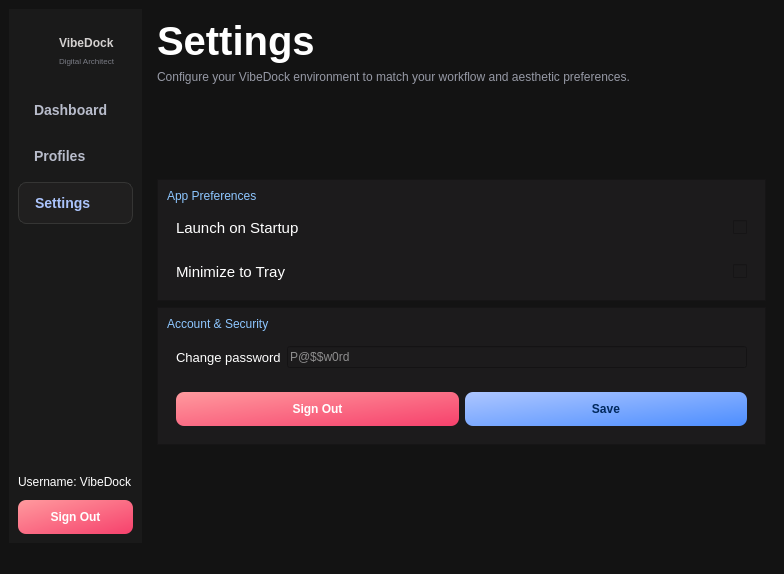
2012hhh2012/final-app-project, file settings.ui: the form before one commit.
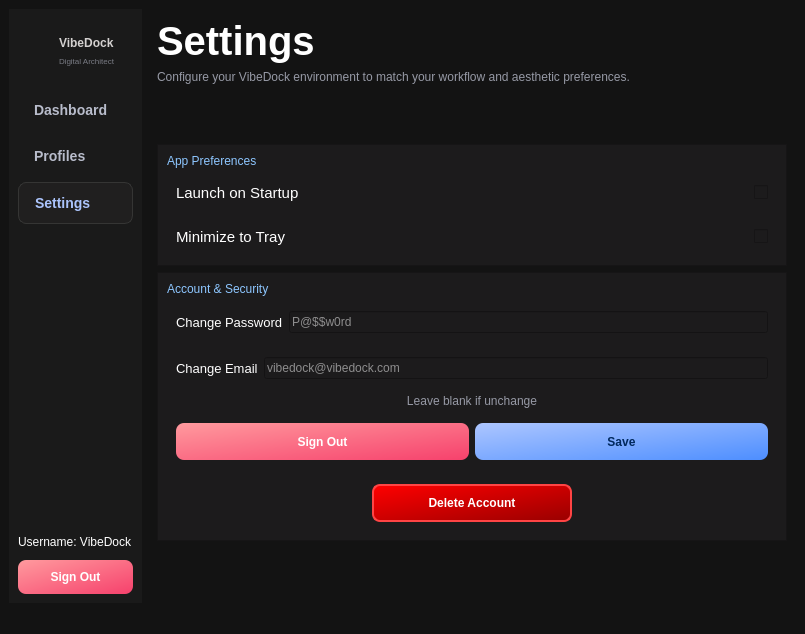
The form after the commit. Icons and pictures are not drawn.

Commit message: fix UserManager shared object

What changed in the file:
```diff
--- a/settings.ui
+++ b/settings.ui
@@ -6,8 +6,8 @@
    <rect>
     <x>0</x>
     <y>0</y>
-    <width>784</width>
-    <height>574</height>
+    <width>805</width>
+    <height>634</height>
    </rect>
   </property>
   <property name="windowTitle">
@@ -447,7 +447,7 @@
                 <string notr="true">color: white;</string>
                </property>
                <property name="text">
-                <string>Change password</string>
+                <string>Change Password</string>
                </property>
               </widget>
              </item>
@@ -464,11 +464,61 @@
             </layout>
            </widget>
           </item>
+          <item>
+           <widget class="QWidget" name="widget_9" native="true">
+            <layout class="QHBoxLayout" name="horizontalLayout_7">
+             <item>
+              <widget class="QLabel" name="label_16">
+               <property name="font">
+                <font>
+                 <pointsize>10</pointsize>
+                </font>
+               </property>
+               <property name="styleSheet">
+                <string notr="true">color: white;</string>
+               </property>
+               <property name="text">
+                <string>Change Email</string>
+               </property>
+              </widget>
+             </item>
+             <item>
+              <widget class="QLineEdit" name="linePassword_2">
+               <property name="styleSheet">
+                <string notr="true">color: white;</string>
+               </property>
+               <property name="placeholderText">
+                <string>vibedock@vibedock.com</string>
+               </property>
+              </widget>
+             </item>
+            </layout>
+           </widget>
+          </item>
+          <item>
+           <widget class="QLabel" name="label_9">
+            <property name="styleSheet">
+             <string notr="true">color: #9699a5;</string>
+            </property>
+            <property name="text">
+             <string>Leave blank if unchange</string>
+            </property>
+            <property name="alignment">
+             <set>Qt::AlignCenter</set>
+            </property>
+           </widget>
+          </item>
           <item>
            <widget class="QWidget" name="widget_4" native="true">
             <layout class="QHBoxLayout" name="horizontalLayout_2">
              <item>
               <widget class="QPushButton" name="btnSignOut">
+               <property name="minimumSize">
+                <size>
+                 <width>0</width>
+                 <height>37</height>
+                </size>
+               </property>
                <property name="styleSheet">
                 <string notr="true">QPushButton {
     background: qlineargradient(x1:0, y1:0, x2:1, y2:1, stop:0 #ff9a9e, stop:1 #f6416c);
@@ -495,6 +545,12 @@
              </item>
              <item>
               <widget class="QPushButton" name="btnSave">
+               <property name="minimumSize">
+                <size>
+                 <width>0</width>
+                 <height>37</height>
+                </size>
+               </property>
                <property name="font">
                 <font>
                  <pointsize>9</pointsize>
@@ -531,6 +587,84 @@
             </layout>
            </widget>
           </item>
+          <item>
+           <widget class="QWidget" name="widget_10" native="true">
+            <layout class="QHBoxLayout" name="horizontalLayout_8">
+             <item>
+              <spacer name="horizontalSpacer_3">
+               <property name="orientation">
+                <enum>Qt::Horizontal</enum>
+               </property>
+               <property name="sizeType">
+                <enum>QSizePolicy::Fixed</enum>
+               </property>
+               <property name="sizeHint" stdset="0">
+                <size>
+                 <width>70</width>
+                 <height>20</height>
+                </size>
+               </property>
+              </spacer>
+             </item>
+             <item>
+              <widget class="QPushButton" name="btnDeleteAccount">
+               <property name="minimumSize">
+                <size>
+                 <width>150</width>
+                 <height>37</height>
+                </size>
+               </property>
+               <property name="maximumSize">
+                <size>
+                 <width>200</width>
+                 <height>16777215</height>
+                </size>
+               </property>
+               <property name="styleSheet">
+                <string notr="true">QPushButton {
+    background: qlineargradient(x1:0, y1:0, x2:1, y2:1, stop:0 #ff0000, stop:0.5 #cc0000, stop:1 #990000);
+    color: #ffffff;
+    font-weight: bold;
+    border-radius: 8px;
+    padding: 10px;
+    border: 2px solid #ff4444;
+}
+
+QPushButton:hover {
+    background: qlineargradient(x1:0, y1:0, x2:1, y2:1, stop:0 #ff3333, stop:0.5 #ee0000, stop:1 #bb0000);
+    border: 2px solid #ff6666;
+}
+
+QPushButton:pressed {
+    background: qlineargradient(x1:0, y1:0, x2:1, y2:1, stop:0 #8b0000, stop:1 #660000);
+    padding-top: 12px;
+    border: 2px solid #ff0000;
+}</string>
+               </property>
+               <property name="text">
+                <string>Delete Account</string>
+               </property>
+              </widget>
+             </item>
+             <item>
+              <spacer name="horizontalSpacer_4">
+               <property name="orientation">
+                <enum>Qt::Horizontal</enum>
+               </property>
+               <property name="sizeType">
+                <enum>QSizePolicy::Fixed</enum>
+               </property>
+               <property name="sizeHint" stdset="0">
+                <size>
+                 <width>70</width>
+                 <height>20</height>
+                </size>
+               </property>
+              </spacer>
+             </item>
+            </layout>
+           </widget>
+          </item>
          </layout>
         </widget>
        </item>
```
Left out of the diff: 2 changed lines with no effect on the pictures. The commit also changes 2 other files.
